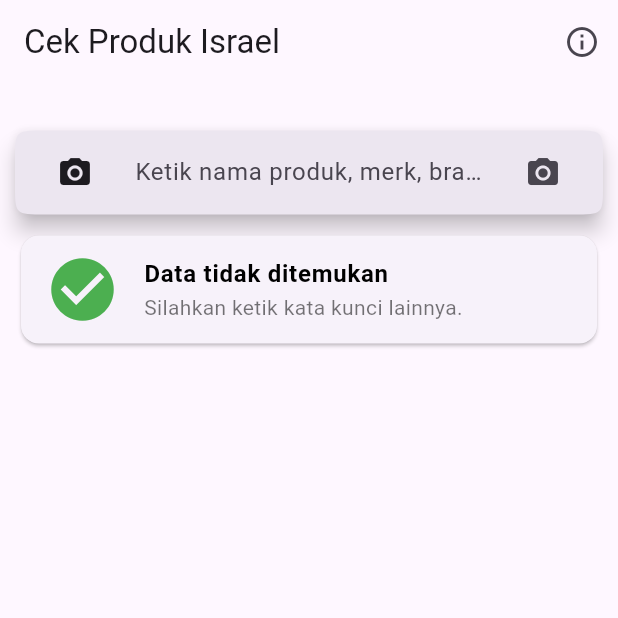
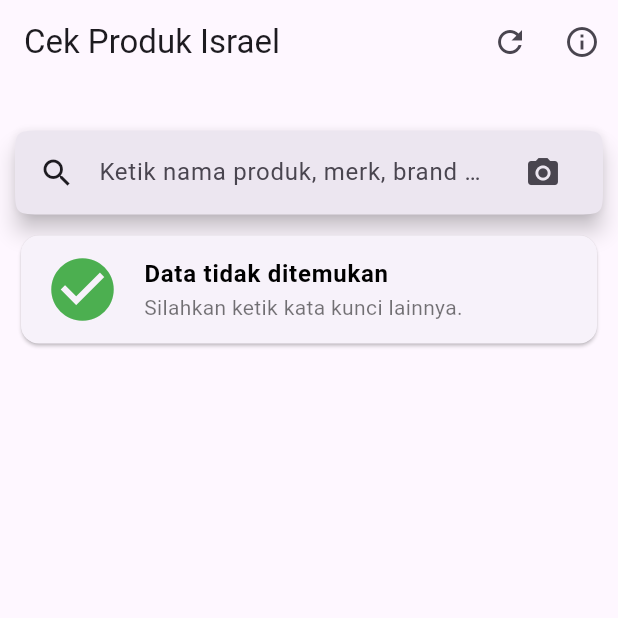
Before and after one commit to cunkz/cekprodukisrael, a Flutter app: the screen it shows after launch, on a phone screen of 412 x 824 dp, the top half of it. Run offline on Flutter 3.47's test engine with Material 3 defaults, Android fonts, the phone set to English and light mode, and no system bars; our stand-ins replace dio, image_picker; missing offline and left inert: google_mlkit_text_recognition.

Commit message:
refactor: change icon and add refresh button to clear focus and content

```diff
--- a/lib/main.dart
+++ b/lib/main.dart
@@ -73,6 +73,18 @@ class _SearchBarAppState extends State<SearchBarApp> {
                 title: const Text('Cek Produk Israel'),
                 actions: <Widget>[
                   IconButton(
+                    icon: const Icon(Icons.refresh),
+                    tooltip: 'Refresh',
+                    onPressed: () {
+                      FocusManager.instance.primaryFocus?.unfocus();
+                      setState(() {
+                        _response = null;
+                        targetBrand = "";
+                        isProIsrael = false;
+                      });
+                    },
+                  ),
+                  IconButton(
                     icon: const Icon(Icons.info_outline),
                     tooltip: 'About',
                     onPressed: () {
@@ -140,18 +152,7 @@ class _SearchBarAppState extends State<SearchBarApp> {
                             shape: MaterialStateProperty.all(const ContinuousRectangleBorder(
                               borderRadius: BorderRadius.all(Radius.circular(20)),
                             )),
-                            leading: IconButton(
-                              // isSelected: isDark,
-                              onPressed: () {
-                                FocusManager.instance.primaryFocus?.unfocus();
-                                setState(() {
-                                  targetBrand = "";
-                                  isProIsrael = false;
-                                });
-                              },
-                              icon: const Icon(Icons.camera_alt),
-                              selectedIcon: const Icon(Icons.camera_alt),
-                            ),
+                            leading: const Icon(Icons.search),
                             trailing: <Widget>[
                               Tooltip(
                                 message: 'Pilih Gambar',
--- a/pubspec.yaml
+++ b/pubspec.yaml
@@ -16,7 +16,7 @@ publish_to: 'none' # Remove this line if you wish to publish to pub.dev
 # https://developer.apple.com/library/archive/documentation/General/Reference/InfoPlistKeyReference/Articles/CoreFoundationKeys.html
 # In Windows, build-name is used as the major, minor, and patch parts
 # of the product and file versions while build-number is used as the build suffix.
-version: 1.1.1+4
+version: 1.1.2+5
 
 environment:
   sdk: '>=3.1.5 <4.0.0'
```
